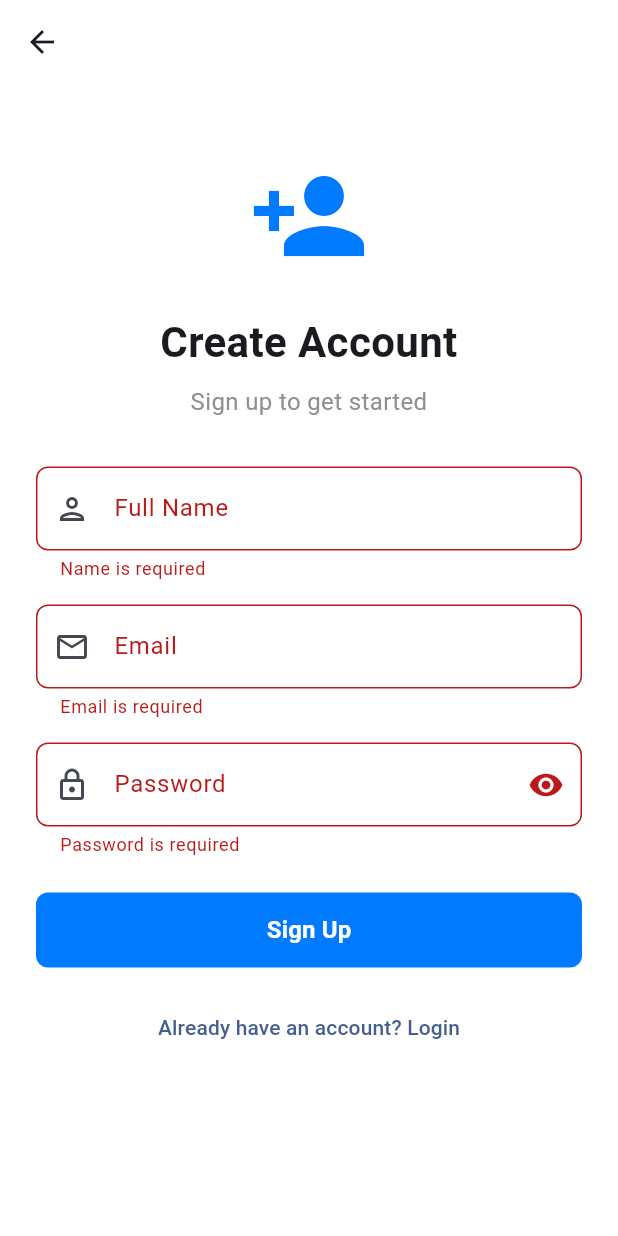
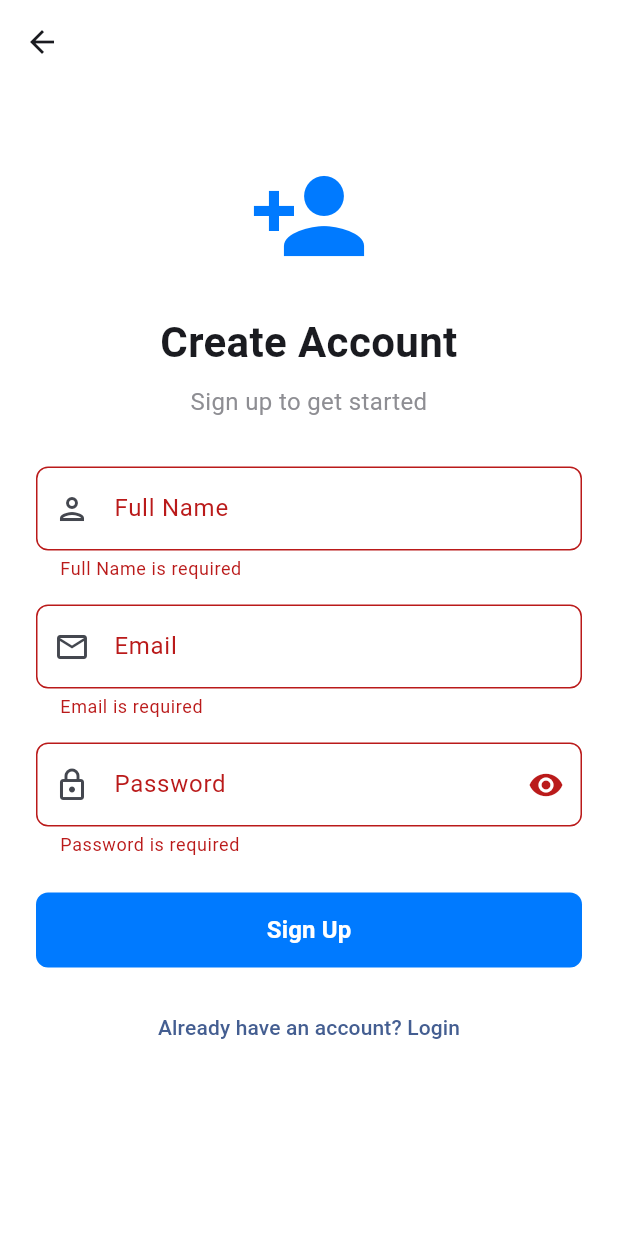
Before and after one commit to Immense-Prescient/IPMobileFlutter, a Flutter app: the SignupScreen screen opened directly, after a tap on "Sign Up", on a phone screen of 412 x 824 dp. Run offline on Flutter 3.47's test engine with Material 3 defaults, Android fonts, the phone set to English and light mode, and no system bars; our stand-ins replace shared_preferences; accounts and stored records are empty.

Commit message:
Updating new architecture

```diff
--- a/lib/screens/signup_screen.dart
+++ b/lib/screens/signup_screen.dart
@@ -104,7 +104,7 @@ class _SignupScreenState extends State<SignupScreen> {
                   ),
                   validator: (value) {
                     if (value == null || value.isEmpty) {
-                      return 'Name is required';
+                      return 'Full Name is required';
                     }
                     return null;
                   },
```
